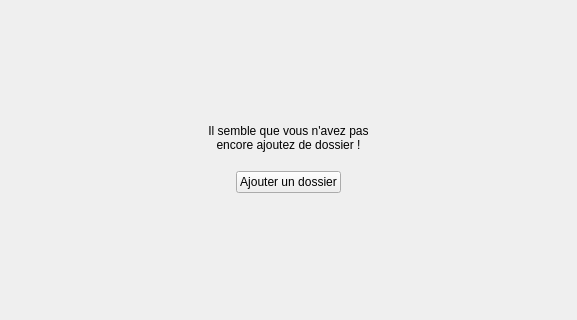
This is app/directorymanager.ui in baptistegasser/Bibliotheque_Photo as Qt 5 draws it before an edit; both pictures show x 0 to 577 and y 176 to 496 of the 577 by 644 pixel window. The edited form follows.
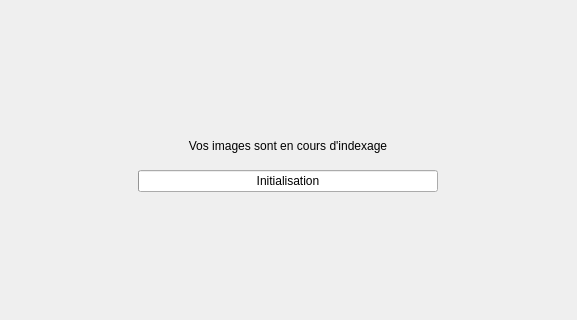
This is the edited form. The open tabs and pages were chosen to show the change.

The edit to the form file:
```diff
--- a/app/directorymanager.ui
+++ b/app/directorymanager.ui
@@ -117,6 +117,84 @@
       </layout>
      </widget>
      <widget class="QWidget" name="page_2">
+      <layout class="QVBoxLayout" name="verticalLayout_4">
+       <property name="leftMargin">
+        <number>0</number>
+       </property>
+       <property name="topMargin">
+        <number>0</number>
+       </property>
+       <property name="rightMargin">
+        <number>0</number>
+       </property>
+       <property name="bottomMargin">
+        <number>0</number>
+       </property>
+       <item>
+        <widget class="QWidget" name="widget_2" native="true">
+         <property name="sizePolicy">
+          <sizepolicy hsizetype="Expanding" vsizetype="Fixed">
+           <horstretch>0</horstretch>
+           <verstretch>0</verstretch>
+          </sizepolicy>
+         </property>
+         <property name="minimumSize">
+          <size>
+           <width>100</width>
+           <height>100</height>
+          </size>
+         </property>
+         <layout class="QHBoxLayout" name="horizontalLayout_2">
+          <item>
+           <widget class="QWidget" name="widget_3" native="true">
+            <layout class="QGridLayout" name="gridLayout_4">
+             <item row="1" column="0">
+              <widget class="QProgressBar" name="_progress">
+               <property name="sizePolicy">
+                <sizepolicy hsizetype="Fixed" vsizetype="Fixed">
+                 <horstretch>0</horstretch>
+                 <verstretch>0</verstretch>
+                </sizepolicy>
+               </property>
+               <property name="minimumSize">
+                <size>
+                 <width>300</width>
+                 <height>0</height>
+                </size>
+               </property>
+               <property name="value">
+                <number>0</number>
+               </property>
+               <property name="format">
+                <string>Initialisation</string>
+               </property>
+              </widget>
+             </item>
+             <item row="0" column="0">
+              <widget class="QLabel" name="label">
+               <property name="sizePolicy">
+                <sizepolicy hsizetype="Preferred" vsizetype="Preferred">
+                 <horstretch>0</horstretch>
+                 <verstretch>0</verstretch>
+                </sizepolicy>
+               </property>
+               <property name="text">
+                <string>Vos images sont en cours d'indexage</string>
+               </property>
+               <property name="alignment">
+                <set>Qt::AlignCenter</set>
+               </property>
+              </widget>
+             </item>
+            </layout>
+           </widget>
+          </item>
+         </layout>
+        </widget>
+       </item>
+      </layout>
+     </widget>
+     <widget class="QWidget" name="page_3">
       <property name="layoutDirection">
        <enum>Qt::LeftToRight</enum>
       </property>
@@ -124,6 +202,18 @@
        <property name="spacing">
         <number>0</number>
        </property>
+       <property name="leftMargin">
+        <number>0</number>
+       </property>
+       <property name="topMargin">
+        <number>0</number>
+       </property>
+       <property name="rightMargin">
+        <number>0</number>
+       </property>
+       <property name="bottomMargin">
+        <number>0</number>
+       </property>
        <item alignment="Qt::AlignHCenter|Qt::AlignVCenter">
         <widget class="QWidget" name="widget" native="true">
          <property name="sizePolicy">
```
